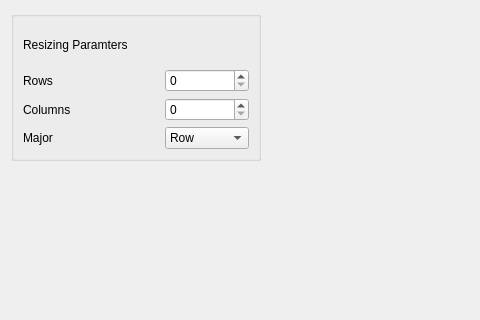
The window that src/Interface/Modules/Math/ResizeMatrixDialog.ui (SCIInstitute/SCIRun) describes before a commit, drawn with Qt 5; both pictures show x 0 to 480 and y 0 to 320 of the 1013 by 657 pixel window.
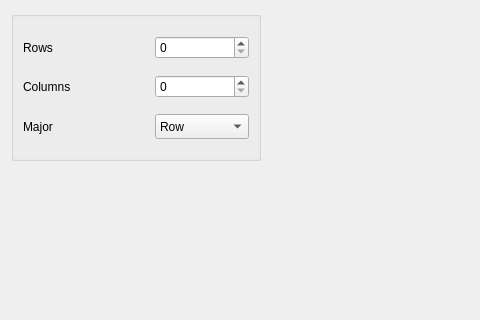
The same window after the commit.

Commit message: PR changes made

```diff
--- a/src/Interface/Modules/Math/ResizeMatrixDialog.ui
+++ b/src/Interface/Modules/Math/ResizeMatrixDialog.ui
@@ -48,41 +48,40 @@
        <number>37</number>
       </property>
       <item row="0" column="0">
-       <widget class="QLabel" name="label_3">
-        <property name="text">
-         <string>Resizing Paramters</string>
-        </property>
-       </widget>
-      </item>
-      <item row="1" column="0">
        <widget class="QLabel" name="label">
         <property name="text">
          <string>Rows</string>
         </property>
        </widget>
       </item>
-      <item row="1" column="1">
+      <item row="0" column="1">
        <widget class="QSpinBox" name="noOfRows_"/>
       </item>
-      <item row="2" column="0">
+      <item row="1" column="0">
        <widget class="QLabel" name="label_2">
         <property name="text">
          <string>Columns</string>
         </property>
        </widget>
       </item>
-      <item row="2" column="1">
+      <item row="1" column="1">
        <widget class="QSpinBox" name="noOfColumns_"/>
       </item>
-      <item row="3" column="0">
+      <item row="2" column="0">
        <widget class="QLabel" name="label_4">
         <property name="text">
          <string>Major</string>
         </property>
        </widget>
       </item>
-      <item row="3" column="1">
+      <item row="2" column="1">
        <widget class="QComboBox" name="major_">
+        <property name="minimumSize">
+         <size>
+          <width>10</width>
+          <height>25</height>
+         </size>
+        </property>
         <item>
          <property name="text">
           <string>Row</string>
```
The commit also changes 2 other files.
